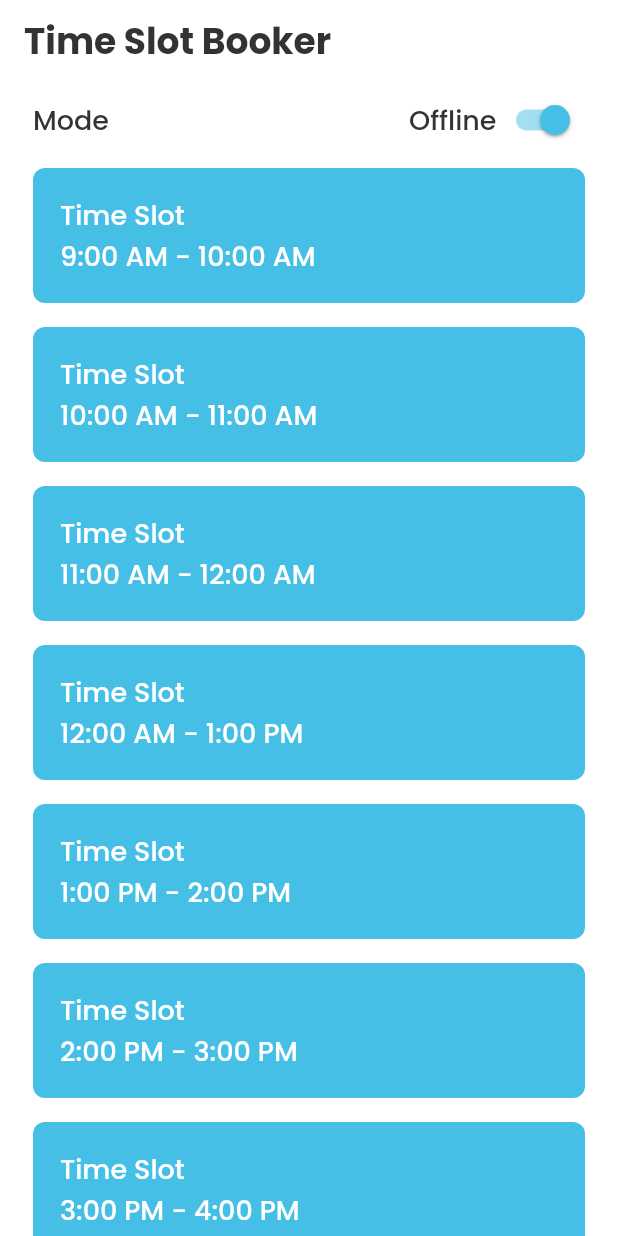
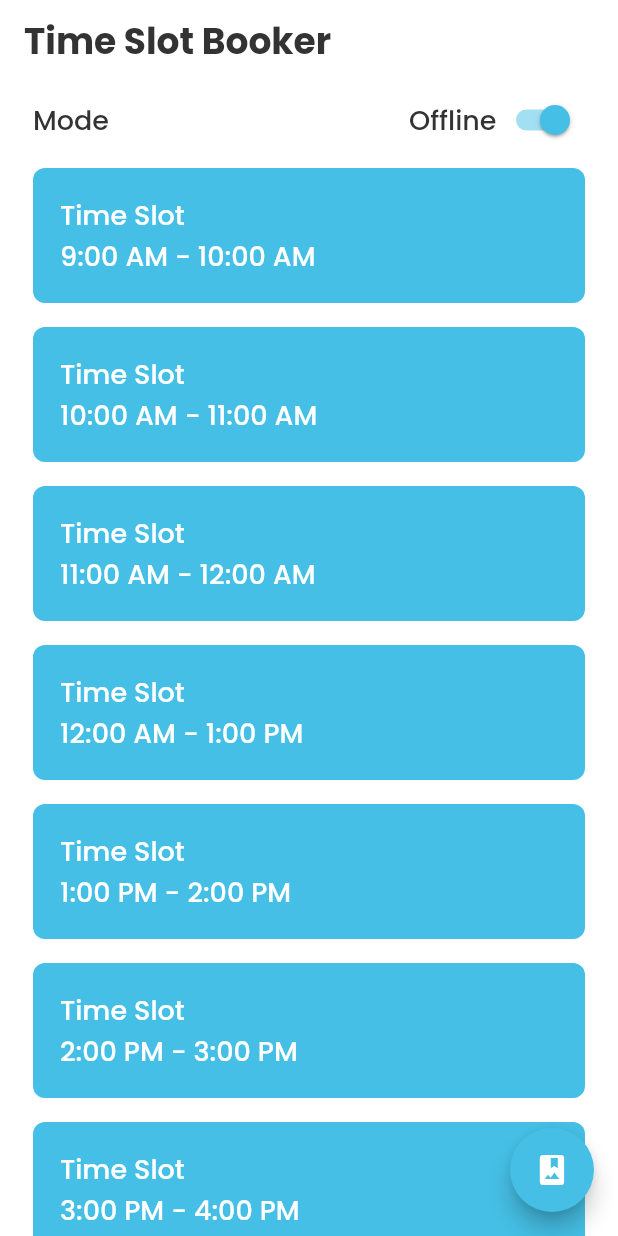
Before and after one commit to mayurnile/time_slot_booker, a Flutter app: the screen it shows after launch, on a phone screen of 412 x 824 dp. Run offline on Flutter 3.47's test engine with Material 2 defaults, Android fonts, the phone set to English and light mode, and no system bars; our stand-ins replace cloud_firestore, connectivity_plus, firebase_core, fluttertoast, get, get_it and 1 more; missing offline and left inert: photo_manager; accounts and stored records are empty.

Commit message:
Added Photo Gallery

```diff
--- a/lib/core/routing/route_names.dart
+++ b/lib/core/routing/route_names.dart
@@ -1,3 +1,5 @@
 //home screen
 const String HOME_ROUTE = '/landing';
 const String TIME_SLOT_DETAILS_ROUTE = '/time-slot-details-route';
+const String PHOTO_GALLERY_ROUTE = '/photo-gallery-route';
+const String IMAGE_DISPLAY_ROUTE = '/image-display-route';
--- a/lib/core/routing/router.dart
+++ b/lib/core/routing/router.dart
@@ -14,6 +14,16 @@ Route<dynamic> generateRoute(RouteSettings settings) {
       return _getPageRoute(
         TimeSlotDetailsScreen(
           timeSlot: args['time_slot'],
+        ),
+        settings,
+      );
+    case PHOTO_GALLERY_ROUTE:
+      return _getPageRoute(PhotoGalleryScreen(), settings);
+    case IMAGE_DISPLAY_ROUTE:
+      Map<String, dynamic> args = settings.arguments as Map<String, dynamic>;
+      return _getPageRoute(
+        ImageDisplayScreen(
+          imageFile: args['image_file'],
         ),
         settings,
       );
--- a/lib/presentation/screens/home.dart
+++ b/lib/presentation/screens/home.dart
@@ -1,8 +1,10 @@
 import 'package:get/get.dart';
 import 'package:flutter/material.dart';
+import 'package:photo_manager/photo_manager.dart';
 
 import '../widgets/widgets.dart';
 import '../../core/core.dart';
+import '../../di/locator.dart';
 import '../../providers/providers.dart';
 
 class HomeScreen extends StatelessWidget {
@@ -19,6 +21,7 @@ class HomeScreen extends StatelessWidget {
         backgroundColor: Colors.transparent,
         elevation: 0.0,
       ),
+      floatingActionButton: _buildFloatingActionButton(),
       body: SafeArea(
         child: GetBuilder<TimeSlotsProvider>(
           initState: (_) {
@@ -147,4 +150,20 @@ class HomeScreen extends StatelessWidget {
       ],
     );
   }
+
+  ///[Returns a FAB which takes to gallery screen]
+  Widget _buildFloatingActionButton() {
+    return FloatingActionButton(
+      onPressed: () async {
+        final permitted = await PhotoManager.requestPermission();
+        if (!permitted) return;
+
+        locator.get<NavigationService>().navigateToNamed(PHOTO_GALLERY_ROUTE);
+      },
+      child: Icon(
+        Icons.photo_album,
+        color: Colors.white,
+      ),
+    );
+  }
 }
--- a/lib/presentation/screens/screens.dart
+++ b/lib/presentation/screens/screens.dart
@@ -1,2 +1,4 @@
 export './home.dart';
 export './time_slot_details.dart';
+export './photo_gallery.dart';
+export './image_display.dart';
--- a/lib/presentation/widgets/widgets.dart
+++ b/lib/presentation/widgets/widgets.dart
@@ -1 +1,2 @@
 export './time_slot_card.dart';
+export './photo_thumbnail.dart';
--- a/pubspec.yaml
+++ b/pubspec.yaml
@@ -24,12 +24,17 @@ dependencies:
   flutter_svg: ^0.22.0
   fluttertoast: ^8.0.7
 
+
   #database
   intl: ^0.17.0
   cloud_firestore: ^2.2.2
 
   #network
   connectivity_plus: ^1.0.4
+
+  #others
+  permission_handler: ^8.1.2
+  photo_manager: ^1.2.4
 
 dev_dependencies:
   flutter_test:
```
Also changed, not shown: lib/presentation/screens/image_display.dart (added, +33 -0 lines), lib/presentation/screens/photo_gallery.dart (added, +60 -0 lines), lib/presentation/widgets/photo_thumbnail.dart (added, +49 -0 lines), pubspec.lock, 2 other files.
